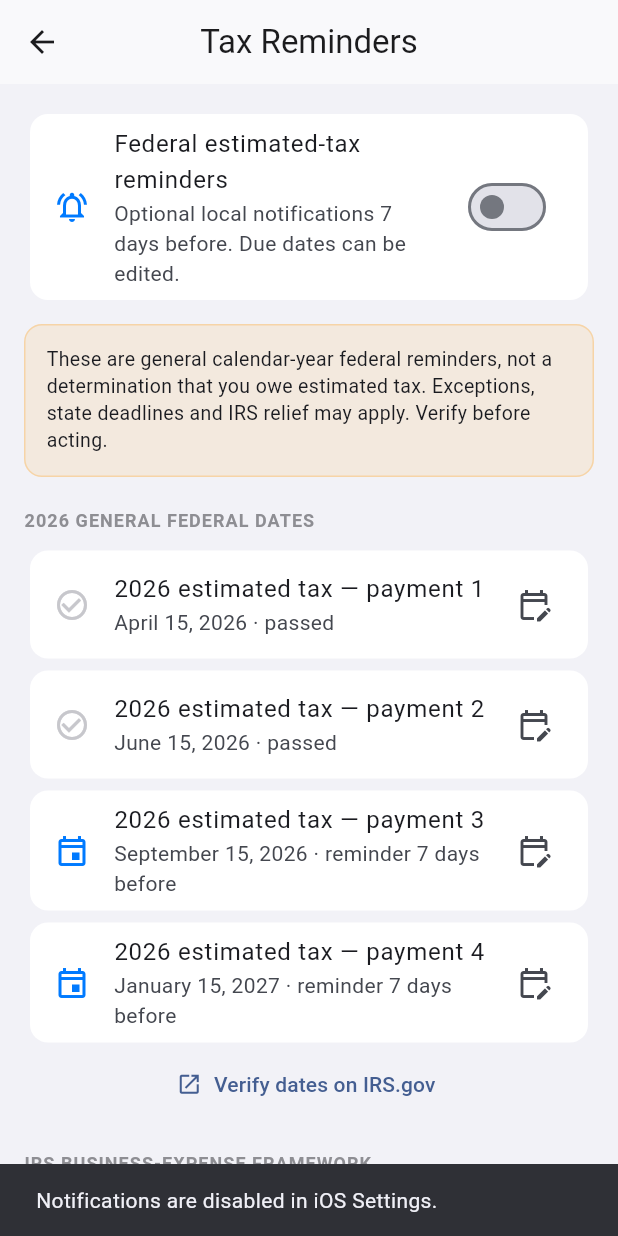
After one commit to bambi2008/receiptsnap, a Flutter app: the TaxRemindersScreen screen opened directly, after a tap on "Federal estimated-tax reminders", on a phone screen of 412 x 824 dp. The commit adds this screen. Run offline on Flutter 3.47's test engine with Material 3 defaults, Android fonts, the light colour scheme and no system bars; our stand-ins replace csv, flutter_slidable, hive, hive_flutter, image_picker, share_plus; accounts and stored records are empty.

Commit message:
Add opt-in federal tax reminders

```diff
--- a/app/lib/screens/settings_screen.dart
+++ b/app/lib/screens/settings_screen.dart
@@ -6,6 +6,7 @@ import '../providers/receipt_provider.dart';
 import '../config/theme.dart';
 import '../config/constants.dart';
 import '../widgets/paywall_sheet.dart';
+import 'tax_reminders_screen.dart';
 
 class SettingsScreen extends StatelessWidget {
   const SettingsScreen({super.key});
@@ -119,6 +120,16 @@ class SettingsScreen extends StatelessWidget {
 
           // Menu items
           ..._buildMenuSection([
+            _MenuItem(
+              Icons.notifications_active_outlined,
+              'Tax Reminders',
+              () => Navigator.push(
+                context,
+                MaterialPageRoute(
+                  builder: (_) => const TaxRemindersScreen(),
+                ),
+              ),
+            ),
             _MenuItem(
               Icons.restore,
               'Restore Purchases',
--- /dev/null
+++ b/app/lib/screens/tax_reminders_screen.dart
@@ -0,0 +1,287 @@
+import 'package:flutter/material.dart';
+import 'package:hive_flutter/hive_flutter.dart';
+import 'package:intl/intl.dart';
+import 'package:url_launcher/url_launcher.dart';
+import '../config/theme.dart';
+import '../services/tax_reminder_service.dart';
+
+class TaxRemindersScreen extends StatefulWidget {
+  const TaxRemindersScreen({super.key});
+
+  @override
+  State<TaxRemindersScreen> createState() => _TaxRemindersScreenState();
+}
+
+class _TaxRemindersScreenState extends State<TaxRemindersScreen> {
+  static const _enabledKey = 'tax_reminders_enabled';
+  static const _dateKeyPrefix = 'tax_reminder_date_';
+  static final _irsSource = Uri.parse(
+    'https://www.irs.gov/payments/electronic-funds-withdrawal-and-credit-or-debit-card-payment-options-for-individuals',
+  );
+  static final _irsRecordsSource = Uri.parse(
+    'https://www.irs.gov/publications/p583',
+  );
+
+  late List<TaxDeadline> _deadlines;
+  bool _enabled = false;
+  bool _busy = false;
+
+  @override
+  void initState() {
+    super.initState();
+    final settings = Hive.box('settings');
+    _enabled = settings.get(_enabledKey, defaultValue: false) as bool;
+    _deadlines = TaxReminderService.federal2026Deadlines.map((deadline) {
+      final stored = settings.get('$_dateKeyPrefix${deadline.id}') as String?;
+      final parsed = stored == null ? null : DateTime.tryParse(stored);
+      return deadline.copyWith(date: parsed);
+    }).toList();
+  }
+
+  Future<void> _setEnabled(bool value) async {
+    if (_busy) return;
+    setState(() => _busy = true);
+    try {
+      if (value) {
+        final authorized = await TaxReminderService.requestAuthorization();
+        if (!authorized) {
+          if (mounted) {
+            ScaffoldMessenger.of(context).showSnackBar(
+              const SnackBar(
+                content: Text('Notifications are disabled in iOS Settings.'),
+              ),
+            );
+          }
+          return;
+        }
+        for (final deadline in _deadlines) {
+          if (TaxReminderService.reminderDateFor(
+            deadline,
+          ).isAfter(DateTime.now())) {
+            await TaxReminderService.schedule(deadline);
+          }
+        }
+      } else {
+        for (final deadline in _deadlines) {
+          await TaxReminderService.cancel(deadline.id);
+        }
+      }
+      await Hive.box('settings').put(_enabledKey, value);
+      if (mounted) setState(() => _enabled = value);
+    } finally {
+      if (mounted) setState(() => _busy = false);
+    }
+  }
+
+  Future<void> _editDeadline(int index) async {
+    final current = _deadlines[index];
+    final picked = await showDatePicker(
+      context: context,
+      initialDate: current.date,
+      firstDate: DateTime(2026),
+      lastDate: DateTime(2028, 12, 31),
+      helpText: 'Choose your reminder date',
+    );
+    if (picked == null || !mounted) return;
+
+    final updated = current.copyWith(
+      date: DateTime(picked.year, picked.month, picked.day, 9),
+    );
+    await Hive.box(
+      'settings',
+    ).put('$_dateKeyPrefix${current.id}', updated.date.toIso8601String());
+    if (_enabled) {
+      await TaxReminderService.cancel(current.id);
+      if (TaxReminderService.reminderDateFor(updated).isAfter(DateTime.now())) {
+        await TaxReminderService.schedule(updated);
+      }
+    }
+    if (mounted) setState(() => _deadlines[index] = updated);
+  }
+
+  @override
+  Widget build(BuildContext context) {
+    return Scaffold(
+      backgroundColor: AppTheme.bg,
+      appBar: AppBar(title: const Text('Tax Reminders')),
+      body: ListView(
+        padding: const EdgeInsets.all(16),
+        children: [
+          Card(
+            child: SwitchListTile(
+              value: _enabled,
+              onChanged: _busy ? null : _setEnabled,
+              secondary: const Icon(
+                Icons.notifications_active_outlined,
+                color: AppTheme.blue,
+              ),
+              title: const Text('Federal estimated-tax reminders'),
+              subtitle: const Text(
+                'Optional local notifications 7 days before. Due dates can be edited.',
+              ),
+            ),
+          ),
+          const SizedBox(height: 12),
+          const _NoticeCard(),
+          const SizedBox(height: 20),
+          const Text(
+            '2026 GENERAL FEDERAL DATES',
+            style: TextStyle(
+              color: AppTheme.textSecondary,
+              fontSize: 12,
+              fontWeight: FontWeight.w700,
+              letterSpacing: 0.7,
+            ),
+          ),
+          const SizedBox(height: 8),
+          ...List.generate(_deadlines.length, (index) {
+            final deadline = _deadlines[index];
+            final passed = deadline.date.isBefore(DateTime.now());
+            return Card(
+              child: ListTile(
+                leading: Icon(
+                  passed ? Icons.check_circle_outline : Icons.event_outlined,
+                  color: passed ? AppTheme.textTertiary : AppTheme.blue,
+                ),
+                title: Text(deadline.label),
+                subtitle: Text(
+                  '${DateFormat.yMMMMd().format(deadline.date)}${passed ? ' · passed' : ' · reminder 7 days before'}',
+                ),
+                trailing: const Icon(Icons.edit_calendar_outlined),
+                onTap: () => _editDeadline(index),
+              ),
+            );
+          }),
+          TextButton.icon(
+            onPressed: () =>
+                launchUrl(_irsSource, mode: LaunchMode.externalApplication),
+            icon: const Icon(Icons.open_in_new, size: 17),
+            label: const Text('Verify dates on IRS.gov'),
+          ),
+          const SizedBox(height: 20),
+          const Text(
+            'IRS BUSINESS-EXPENSE FRAMEWORK',
+            style: TextStyle(
+              color: AppTheme.textSecondary,
+              fontSize: 12,
+              fontWeight: FontWeight.w700,
+              letterSpacing: 0.7,
+            ),
+          ),
+          const SizedBox(height: 8),
+          const _FrameworkCard(),
+          TextButton.icon(
+            onPressed: () => launchUrl(
+              _irsRecordsSource,
+              mode: LaunchMode.externalApplication,
+            ),
+            icon: const Icon(Icons.open_in_new, size: 17),
+            label: const Text('Read IRS Publication 583'),
+          ),
+          const SizedBox(height: 20),
+          const Text(
+            'COMMONLY MISSED RECORDKEEPING STEPS',
+            style: TextStyle(
+              color: AppTheme.textSecondary,
+              fontSize: 12,
+              fontWeight: FontWeight.w700,
+              letterSpacing: 0.7,
+            ),
+          ),
+          const SizedBox(height: 8),
+          const _ActionItem(
+            icon: Icons.edit_note_outlined,
+            title: 'Add the business purpose',
+            detail: 'Especially for meals, travel, gifts and mixed-use costs.',
+          ),
+          const _ActionItem(
+            icon: Icons.call_split_outlined,
+            title: 'Separate business and personal use',
+            detail:
+                'A receipt alone does not establish the business-use share.',
+          ),
+          const _ActionItem(
+            icon: Icons.fact_check_outlined,
+            title: 'Review uncategorized receipts monthly',
+            detail: 'Confirm the vendor, amount, date and suggested category.',
+          ),
+          const _ActionItem(
+            icon: Icons.folder_copy_outlined,
+            title: 'Keep supporting records together',
+            detail: 'Retain relevant receipts, invoices and proof of payment.',
+          ),
+        ],
+      ),
+    );
+  }
+}
+
+class _FrameworkCard extends StatelessWidget {
+  const _FrameworkCard();
+
+  @override
+  Widget build(BuildContext context) {
+    return Card(
+      child: Padding(
+        padding: const EdgeInsets.all(16),
+        child: Column(
+          crossAxisAlignment: CrossAxisAlignment.start,
+          children: const [
+            Text(
+              'A category is a review prompt, not a deduction decision.',
+              style: TextStyle(fontWeight: FontWeight.w700),
+            ),
+            SizedBox(height: 8),
+            Text(
+              'Common records include advertising, business travel, supplies, software, insurance, rent and business-use phone costs. Eligibility depends on your facts, business purpose, substantiation and current law.',
+              style: TextStyle(height: 1.35),
+            ),
+          ],
+        ),
+      ),
+    );
+  }
+}
+
+class _NoticeCard extends StatelessWidget {
+  const _NoticeCard();
+
+  @override
+  Widget build(BuildContext context) {
+    return Container(
+      padding: const EdgeInsets.all(14),
+      decoration: BoxDecoration(
+        color: AppTheme.orange.withValues(alpha: 0.10),
+        borderRadius: BorderRadius.circular(12),
+        border: Border.all(color: AppTheme.orange.withValues(alpha: 0.25)),
+      ),
+      child: const Text(
+        'These are general calendar-year federal reminders, not a determination that you owe estimated tax. Exceptions, state deadlines and IRS relief may apply. Verify before acting.',
+        style: TextStyle(fontSize: 13, height: 1.35),
+      ),
+    );
+  }
+}
+
+class _ActionItem extends StatelessWidget {
+  final IconData icon;
+  final String title;
+  final String detail;
+
+  const _ActionItem({
+    required this.icon,
+    required this.title,
+    required this.detail,
+  });
+
+  @override
+  Widget build(BuildContext context) {
+    return Card(
+      child: ListTile(
+        leading: Icon(icon, color: AppTheme.blue),
+        title: Text(title),
+        subtitle: Text(detail),
+      ),
+    );
+  }
+}
--- /dev/null
+++ b/app/lib/services/tax_reminder_service.dart
@@ -0,0 +1,66 @@
+import 'package:flutter/services.dart';
+
+class TaxDeadline {
+  final String id;
+  final String label;
+  final DateTime date;
+
+  const TaxDeadline({
+    required this.id,
+    required this.label,
+    required this.date,
+  });
+
+  TaxDeadline copyWith({DateTime? date}) =>
+      TaxDeadline(id: id, label: label, date: date ?? this.date);
+}
+
+class TaxReminderService {
+  static const _channel = MethodChannel('com.receiptsnap.tax_reminders');
+  static const reminderLeadTime = Duration(days: 7);
+
+  static final List<TaxDeadline> federal2026Deadlines = [
+    TaxDeadline(
+      id: 'federal_estimated_tax_2026_q1',
+      label: '2026 estimated tax — payment 1',
+      date: DateTime(2026, 4, 15, 9),
+    ),
+    TaxDeadline(
+      id: 'federal_estimated_tax_2026_q2',
+      label: '2026 estimated tax — payment 2',
+      date: DateTime(2026, 6, 15, 9),
+    ),
+    TaxDeadline(
+      id: 'federal_estimated_tax_2026_q3',
+      label: '2026 estimated tax — payment 3',
+      date: DateTime(2026, 9, 15, 9),
+    ),
+    TaxDeadline(
+      id: 'federal_estimated_tax_2026_q4',
+      label: '2026 estimated tax — payment 4',
+      date: DateTime(2027, 1, 15, 9),
+    ),
+  ];
+
+  static Future<bool> requestAuthorization() async {
+    return await _channel.invokeMethod<bool>('requestAuthorization') ?? false;
+  }
+
+  static DateTime reminderDateFor(TaxDeadline deadline) =>
+      deadline.date.subtract(reminderLeadTime);
+
+  static Future<void> schedule(TaxDeadline deadline) async {
+    final reminderDate = reminderDateFor(deadline);
+    await _channel.invokeMethod<void>('scheduleReminder', {
+      'id': deadline.id,
+      'title': 'Estimated tax reminder',
+      'body':
+          '${deadline.label} may be due in 7 days. Check IRS Form 1040-ES and your tax professional.',
+      'timestamp': reminderDate.millisecondsSinceEpoch,
+    });
+  }
+
+  static Future<void> cancel(String id) async {
+    await _channel.invokeMethod<void>('cancelReminder', {'id': id});
+  }
+}
```
Also changed, not shown: 5 other files.
